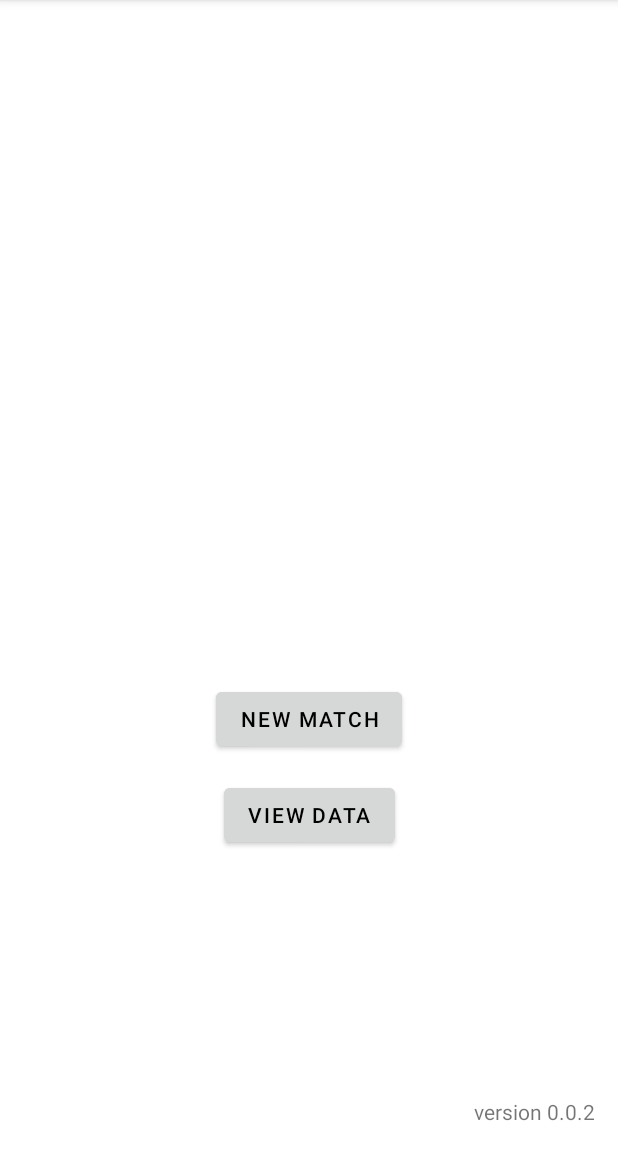
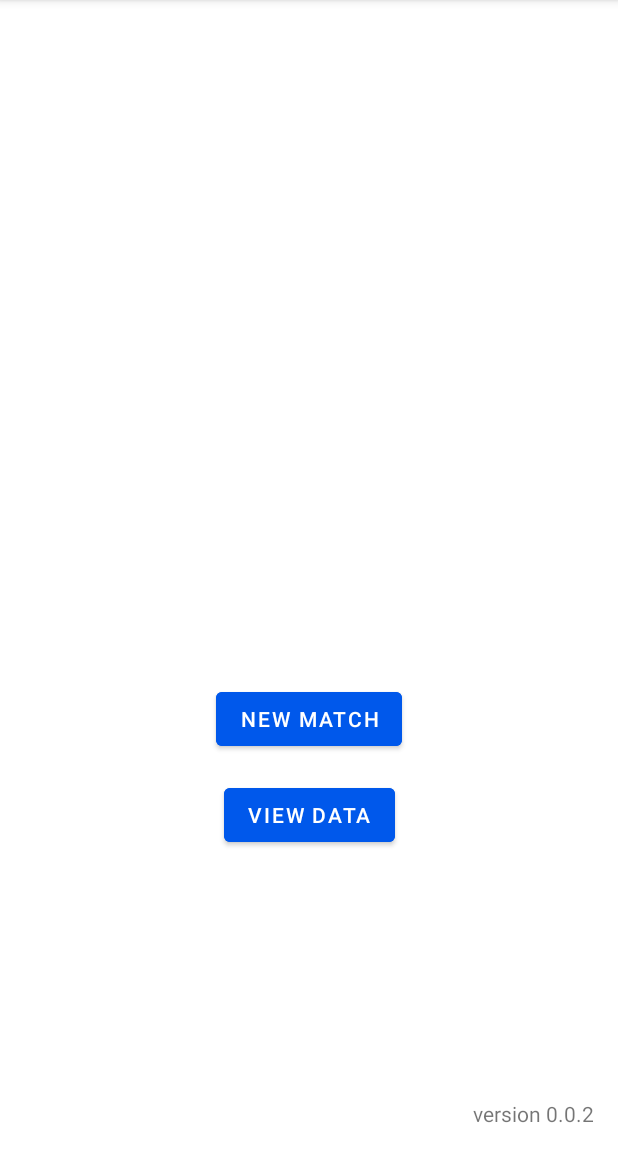
Before and after one commit to SalineSingularityFRC/ScoutApp2022, an Android app: the screen it shows after launch (MainActivity), on a phone screen of 412 x 824 dp, the part 84-1236 px from its top. Run offline under Robolectric (Android 15) with nearby library versions, the phone set to English and light mode, and no system bars.

Commit message:
Think I updated gradle, not sure

```diff
--- a/app/src/main/res/layout/activity_main.xml
+++ b/app/src/main/res/layout/activity_main.xml
@@ -11,8 +11,8 @@
         android:layout_width="wrap_content"
         android:layout_height="wrap_content"
         android:text="New Match"
-        android:textColor="@color/black"
-        android:backgroundTint="@color/gray2electricboogaloo"
+        android:textColor="@color/white"
+        android:backgroundTint="@color/SSSSSB"
         app:layout_constraintBottom_toBottomOf="parent"
         app:layout_constraintEnd_toEndOf="parent"
         app:layout_constraintStart_toStartOf="parent"
@@ -25,8 +25,8 @@
         android:layout_height="wrap_content"
         android:layout_marginTop="16dp"
         android:text="View Data"
-        android:textColor="@color/black"
-        android:backgroundTint="@color/gray2electricboogaloo"
+        android:textColor="@color/white"
+        android:backgroundTint="@color/SSSSSB"
         app:layout_constraintEnd_toEndOf="parent"
         app:layout_constraintStart_toStartOf="parent"
         app:layout_constraintTop_toBottomOf="@+id/newMatchBtn" />
@@ -35,12 +35,10 @@
         android:id="@+id/version"
         android:layout_width="wrap_content"
         android:layout_height="wrap_content"
+        android:layout_marginEnd="16dp"
+        android:layout_marginBottom="16dp"
         android:text="VERSION UNKOWN"
         app:layout_constraintBottom_toBottomOf="parent"
-        app:layout_constraintEnd_toEndOf="parent"
-        app:layout_constraintHorizontal_bias="0.954"
-        app:layout_constraintStart_toStartOf="parent"
-        app:layout_constraintTop_toTopOf="parent"
-        app:layout_constraintVertical_bias="0.977" />
+        app:layout_constraintEnd_toEndOf="parent" />
 
 </androidx.constraintlayout.widget.ConstraintLayout>
--- a/app/src/main/res/layout/activity_teams.xml
+++ b/app/src/main/res/layout/activity_teams.xml
@@ -22,6 +22,8 @@
         android:layout_width="wrap_content"
         android:layout_height="wrap_content"
         android:text="New Team"
+        android:textColor="@color/white"
+        android:backgroundTint="@color/SSSSSB"
         app:layout_constraintBottom_toBottomOf="parent"
         app:layout_constraintEnd_toEndOf="parent"
         app:layout_constraintStart_toStartOf="parent"
--- a/build.gradle
+++ b/build.gradle
@@ -1,7 +1,7 @@
 // Top-level build file where you can add configuration options common to all sub-projects/modules.
 plugins {
-    id 'com.android.application' version '7.1.0' apply false
-    id 'com.android.library' version '7.1.0' apply false
+    id 'com.android.application' version '7.1.1' apply false
+    id 'com.android.library' version '7.1.1' apply false
     id 'org.jetbrains.kotlin.android' version '1.6.10' apply false
 }
 
```
